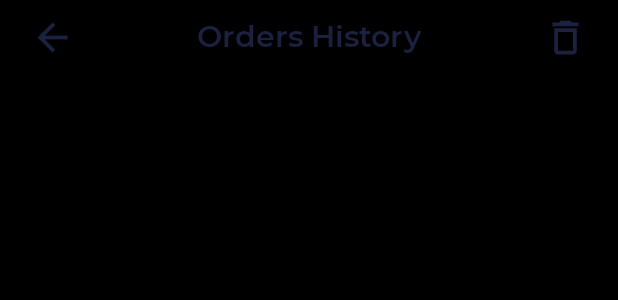
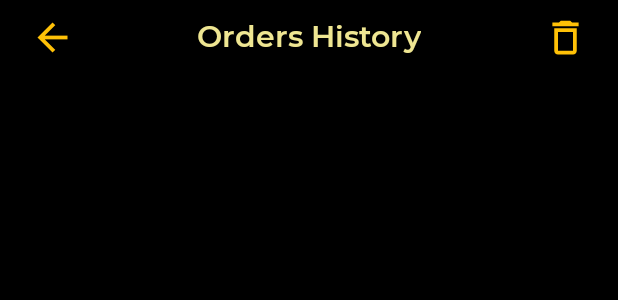
Before and after one commit to kalsha600/sliitcafeMadd, an Android app: the layout activity_orders_history.xml on its own in the app's theme, with its tools: preview values and no code run, on a phone screen of 412 x 824 dp. Shown: the top 300 px of the screen. Run offline under Robolectric (Android 15) with nearby library versions, the phone set to English and light mode, and no system bars.

Commit message:
image color

```diff
--- a/app/src/main/res/layout/activity_orders_history.xml
+++ b/app/src/main/res/layout/activity_orders_history.xml
@@ -18,32 +18,32 @@
         <ImageView
             android:layout_width="30dp"
             android:layout_height="30dp"
+            android:onClick="goBack"
+            android:rotation="-90"
             android:src="@drawable/ic_arrow_upward"
-            app:tint="@color/text_dark_color"
-            android:rotation="-90"
             app:layout_constraintStart_toStartOf="parent"
             app:layout_constraintTop_toTopOf="parent"
-            android:onClick="goBack"/>
+            app:tint="@color/button_color" />
 
         <TextView
             android:layout_width="wrap_content"
             android:layout_height="wrap_content"
+            android:fontFamily="@font/montserrat_semi_bold"
             android:text="@string/orders_history"
+            android:textColor="@color/enjoy_your_meal"
             android:textSize="20sp"
-            android:textColor="@color/text_dark_color"
-            android:fontFamily="@font/montserrat_semi_bold"
+            app:layout_constraintEnd_toEndOf="parent"
             app:layout_constraintStart_toStartOf="parent"
-            app:layout_constraintEnd_toEndOf="parent"
-            app:layout_constraintTop_toTopOf="parent"/>
+            app:layout_constraintTop_toTopOf="parent" />
 
         <ImageView
             android:id="@+id/order_history_delete_records_iv"
             android:layout_width="30dp"
             android:layout_height="30dp"
             android:src="@drawable/ic_delete_outline"
-            app:tint="@color/text_dark_color"
             app:layout_constraintEnd_toEndOf="parent"
-            app:layout_constraintTop_toTopOf="parent"/>
+            app:layout_constraintTop_toTopOf="parent"
+            app:tint="@color/button_color" />
 
     </androidx.constraintlayout.widget.ConstraintLayout>
 
--- a/app/src/main/res/layout/popup_forgot_password.xml
+++ b/app/src/main/res/layout/popup_forgot_password.xml
@@ -2,6 +2,7 @@
 <LinearLayout
     xmlns:android="http://schemas.android.com/apk/res/android"
     xmlns:app="http://schemas.android.com/apk/res-auto"
+    xmlns:tools="http://schemas.android.com/tools"
     android:layout_width="match_parent"
     android:layout_height="wrap_content"
     android:orientation="vertical"
@@ -12,8 +13,9 @@
     <ImageView
         android:layout_width="60dp"
         android:layout_height="60dp"
-        android:src="@drawable/ic_baseline_password_24"
-        android:contentDescription="@string/forgot_password" />
+        android:contentDescription="@string/forgot_password"
+        app:srcCompat="@drawable/ic_password_1"
+        tools:srcCompat="@drawable/ic_password_1" />
 
     <TextView
         android:layout_width="wrap_content"
```
